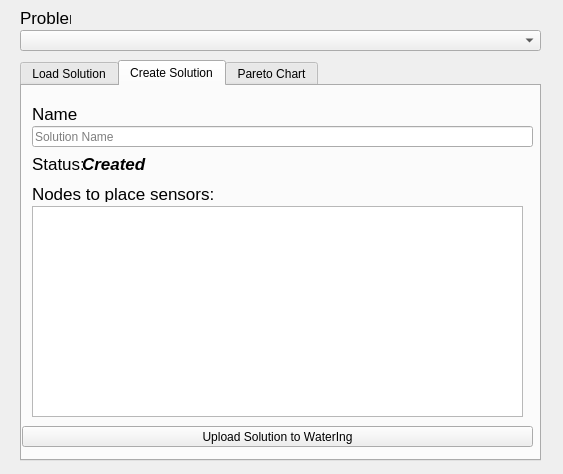
Old version of the form ui/watering_optimization_dialog.ui in the repository Ingeniousware/QGISWaterIng.
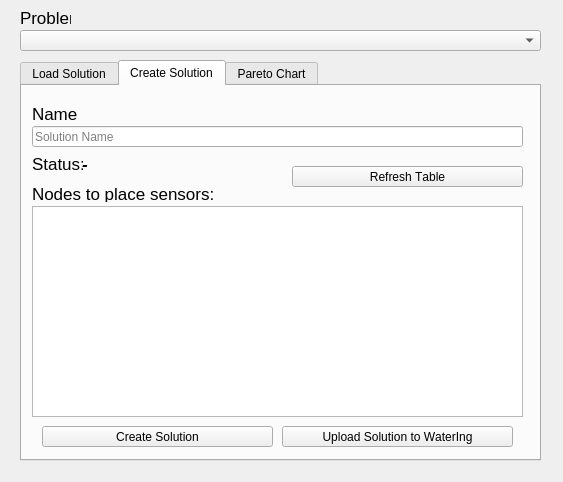
New version of the form. The open tabs and pages were chosen to show the change.

Commit message: add sensors from optimization dialog, but for refreshing sensors placed, status changes through functions

```diff
--- a/ui/watering_optimization_dialog.ui
+++ b/ui/watering_optimization_dialog.ui
@@ -7,12 +7,21 @@
     <x>0</x>
     <y>0</y>
     <width>563</width>
-    <height>474</height>
+    <height>482</height>
    </rect>
   </property>
+  <property name="sizePolicy">
+   <sizepolicy hsizetype="Preferred" vsizetype="Preferred">
+    <horstretch>0</horstretch>
+    <verstretch>0</verstretch>
+   </sizepolicy>
+  </property>
   <property name="windowTitle">
    <string>Optimization</string>
   </property>
+  <property name="sizeGripEnabled">
+   <bool>false</bool>
+  </property>
   <property name="modal">
    <bool>true</bool>
   </property>
@@ -80,9 +89,9 @@
     <widget class="QPushButton" name="BtUploadSolution">
      <property name="geometry">
       <rect>
-       <x>0</x>
+       <x>260</x>
        <y>340</y>
-       <width>511</width>
+       <width>231</width>
        <height>21</height>
       </rect>
      </property>
@@ -98,7 +107,7 @@
       <rect>
        <x>10</x>
        <y>40</y>
-       <width>501</width>
+       <width>491</width>
        <height>21</height>
       </rect>
      </property>
@@ -219,7 +228,33 @@
       </font>
      </property>
      <property name="text">
-      <string>Created</string>
+      <string>-</string>
+     </property>
+    </widget>
+    <widget class="QPushButton" name="BtCreateSolution">
+     <property name="geometry">
+      <rect>
+       <x>20</x>
+       <y>340</y>
+       <width>231</width>
+       <height>21</height>
+      </rect>
+     </property>
+     <property name="text">
+      <string>Create Solution</string>
+     </property>
+    </widget>
+    <widget class="QPushButton" name="BtRefreshTable">
+     <property name="geometry">
+      <rect>
+       <x>270</x>
+       <y>80</y>
+       <width>231</width>
+       <height>21</height>
+      </rect>
+     </property>
+     <property name="text">
+      <string>Refresh Table</string>
      </property>
     </widget>
    </widget>
```
Left out of the diff: 32 changed lines with no effect on the pictures. The commit also changes 1 other file.
